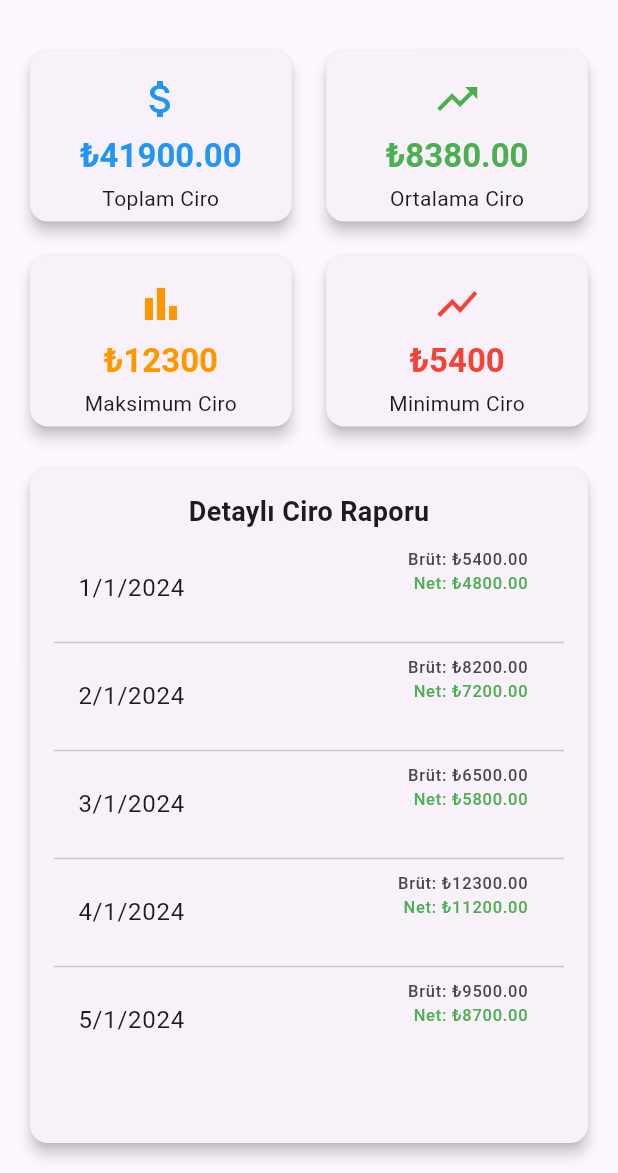
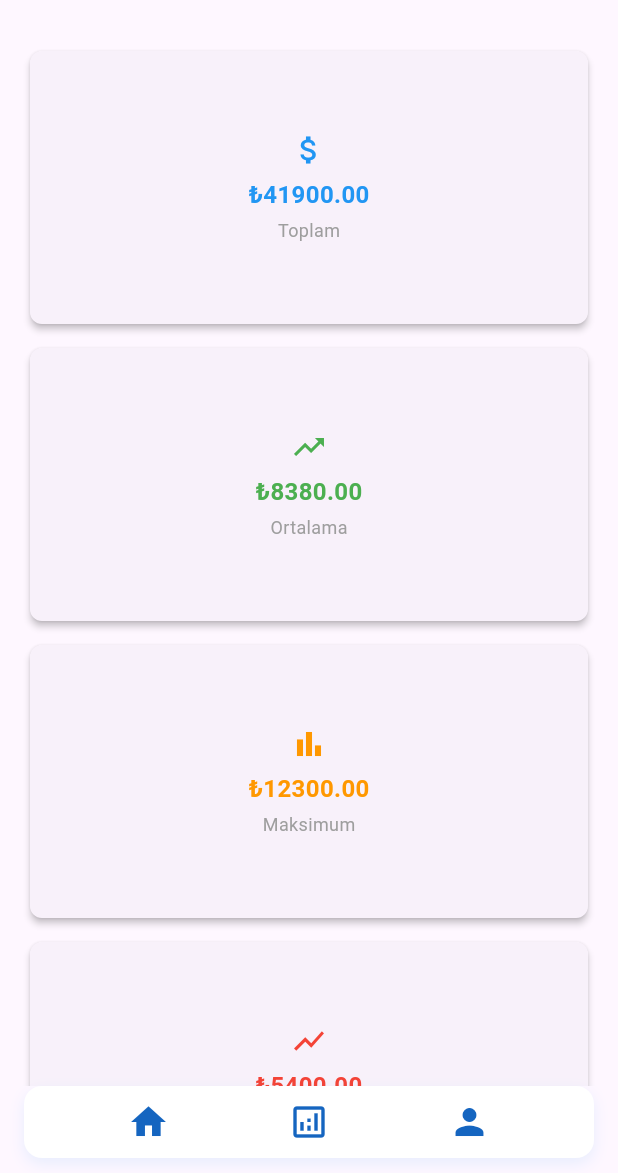
Before and after one commit to eliifgokdemiir/flutter, a Flutter app: the screen it shows after launch, after a tap on the "analytics" icon, on a phone screen of 412 x 824 dp, the part 63-1236 px from its top. Run offline on Flutter 3.47's test engine with Material 3 defaults, Android fonts, the phone set to English and light mode, and no system bars.

Commit message:
dashboard sayfası düzenlendi.

```diff
--- a/state_management/lib/ui/view/dashboard.dart
+++ b/state_management/lib/ui/view/dashboard.dart
@@ -1,5 +1,7 @@
 import 'package:flutter/material.dart';
 import 'package:state_management/ui/view/navbar_menu.dart';
+import 'package:state_management/ui/view/home.dart';
+import 'dart:math';
 
 class Dashboard extends StatefulWidget {
   const Dashboard({super.key});
@@ -46,14 +48,61 @@ class _DashboardState extends State<Dashboard> {
         ],
       ),
       drawer: const NavbarMenu(),
-      body: Padding(
+      body: LayoutBuilder(
+        builder: (context, constraints) {
+          return SingleChildScrollView(
+            child: ConstrainedBox(
+              constraints: BoxConstraints(
+                minHeight: constraints.maxHeight,
+              ),
+              child: Padding(
                 padding: const EdgeInsets.all(16.0),
                 child: Column(
+                  mainAxisSize: MainAxisSize.min,
                   children: [
                     _buildSummaryCards(),
                     const SizedBox(height: 20),
-            Expanded(
-              child: _buildRevenueTable(),
+                    _buildRevenueTable(),
+                  ],
+                ),
+              ),
+            ),
+          );
+        },
+      ),
+      bottomNavigationBar: Container(
+        margin: const EdgeInsets.only(bottom: 10, left: 16, right: 16),
+        decoration: BoxDecoration(
+          color: Colors.white,
+          borderRadius: BorderRadius.circular(12),
+          boxShadow: [
+            BoxShadow(
+              color: Colors.blue.withOpacity(0.1),
+              blurRadius: 8,
+              offset: const Offset(0, 4),
+            ),
+          ],
+        ),
+        child: Row(
+          mainAxisAlignment: MainAxisAlignment.spaceEvenly,
+          children: [
+            IconButton(
+              icon: Icon(Icons.home, color: Colors.blue[800], size: 28),
+              onPressed: () {
+                Navigator.push(
+                  context,
+                  MaterialPageRoute(builder: (context) => const Home()),
+                );
+              },
+            ),
+            IconButton(
+              icon: Icon(Icons.analytics_outlined,
+                  color: Colors.blue[800], size: 28),
+              onPressed: () {},
+            ),
+            IconButton(
+              icon: Icon(Icons.person, color: Colors.blue[800], size: 28),
+              onPressed: () {},
             ),
           ],
         ),
@@ -89,56 +138,90 @@ class _DashboardState extends State<Dashboard> {
     final totalRevenue =
         _revenueData.fold<double>(0, (sum, item) => sum + item.grossRevenue);
     final averageRevenue = totalRevenue / _revenueData.length;
+    final maxRevenue = _revenueData.map((e) => e.grossRevenue).reduce(max);
+    final minRevenue = _revenueData.map((e) => e.grossRevenue).reduce(min);
 
-    return GridView.count(
+    return LayoutBuilder(
+      builder: (context, constraints) {
+        final isSmallScreen = constraints.maxWidth < 400;
+        return GridView.builder(
           shrinkWrap: true,
           physics: const NeverScrollableScrollPhysics(),
-      crossAxisCount: 2,
-      childAspectRatio: 1.5,
-      crossAxisSpacing: 15,
-      mainAxisSpacing: 15,
-      children: [
-        _buildSummaryCard('Toplam Ciro', '₺${totalRevenue.toStringAsFixed(2)}',
-            Icons.attach_money, Colors.blue),
-        _buildSummaryCard(
-            'Ortalama Ciro',
+          gridDelegate: SliverGridDelegateWithFixedCrossAxisCount(
+            crossAxisCount: isSmallScreen ? 1 : 2,
+            childAspectRatio: isSmallScreen ? 2.0 : 1.4,
+            mainAxisSpacing: 8,
+            crossAxisSpacing: 8,
+          ),
+          itemCount: 4,
+          itemBuilder: (context, index) {
+            switch (index) {
+              case 0:
+                return _buildSummaryCard(
+                    'Toplam',
+                    '₺${totalRevenue.toStringAsFixed(2)}',
+                    Icons.attach_money,
+                    Colors.blue);
+              case 1:
+                return _buildSummaryCard(
+                    'Ortalama',
                     '₺${averageRevenue.toStringAsFixed(2)}',
                     Icons.trending_up,
-            Colors.green),
-        _buildSummaryCard(
-            'Maksimum Ciro', '₺12300', Icons.bar_chart, Colors.orange),
-        _buildSummaryCard(
-            'Minimum Ciro', '₺5400', Icons.show_chart, Colors.red),
-      ],
+                    Colors.green);
+              case 2:
+                return _buildSummaryCard(
+                    'Maksimum',
+                    '₺${maxRevenue.toStringAsFixed(2)}',
+                    Icons.bar_chart,
+                    Colors.orange);
+              case 3:
+                return _buildSummaryCard(
+                    'Minimum',
+                    '₺${minRevenue.toStringAsFixed(2)}',
+                    Icons.show_chart,
+                    Colors.red);
+              default:
+                return const SizedBox.shrink();
+            }
+          },
+        );
+      },
     );
   }
 
   Widget _buildSummaryCard(
       String title, String value, IconData icon, Color color) {
     return Card(
-      elevation: 4,
+      elevation: 2,
+      margin: const EdgeInsets.all(4),
       shape: RoundedRectangleBorder(
-        borderRadius: BorderRadius.circular(12.0),
+        borderRadius: BorderRadius.circular(8),
       ),
       child: Padding(
-        padding: const EdgeInsets.all(16.0),
+        padding: const EdgeInsets.symmetric(vertical: 12, horizontal: 8),
         child: Column(
           mainAxisAlignment: MainAxisAlignment.center,
           children: [
-            Icon(icon, size: 32, color: color),
-            const SizedBox(height: 8),
-            Text(
+            Icon(icon, size: 24, color: color),
+            const SizedBox(height: 6),
+            FittedBox(
+              fit: BoxFit.scaleDown,
+              child: Text(
                 value,
-              style: Theme.of(context).textTheme.titleLarge?.copyWith(
+                style: TextStyle(
+                  fontSize: 16,
                   fontWeight: FontWeight.bold,
                   color: color,
+                ),
               ),
             ),
             const SizedBox(height: 4),
             Text(
               title,
-              style: Theme.of(context).textTheme.bodyMedium,
-              textAlign: TextAlign.center,
+              style: const TextStyle(
+                fontSize: 12,
+                color: Colors.grey,
+              ),
             ),
           ],
         ),
@@ -158,8 +241,11 @@ class _DashboardState extends State<Dashboard> {
               style: TextStyle(fontSize: 18, fontWeight: FontWeight.bold),
             ),
             const SizedBox(height: 10),
-            Expanded(
+            SizedBox(
+              height: 200,
               child: ListView.separated(
+                shrinkWrap: true,
+                physics: const NeverScrollableScrollPhysics(),
                 itemCount: _revenueData.length,
                 separatorBuilder: (context, index) => const Divider(),
                 itemBuilder: (context, index) {
--- a/state_management/lib/ui/view/home.dart
+++ b/state_management/lib/ui/view/home.dart
@@ -3,6 +3,7 @@ import 'package:state_management/data/entity/category.dart';
 import 'package:state_management/data/entity/branch.dart';
 import 'package:state_management/ui/view/dashboard.dart';
 import 'package:state_management/ui/view/navbar_menu.dart';
+import 'package:state_management/ui/view/branches.dart';
 
 class Home extends StatefulWidget {
   const Home({super.key});
@@ -260,7 +261,16 @@ class _HomeState extends State<Home> {
   }
 
   Widget _buildBranchCard(Branch branch) {
-    return Container(
+    return InkWell(
+      onTap: () {
+        Navigator.push(
+          context,
+          MaterialPageRoute(
+            builder: (context) => Branches(branch: branch),
+          ),
+        );
+      },
+      child: Container(
         decoration: BoxDecoration(
           color: Colors.white,
           borderRadius: BorderRadius.circular(12),
@@ -326,6 +336,7 @@ class _HomeState extends State<Home> {
             ),
           ],
         ),
+      ),
     );
   }
 }
--- a/state_management/lib/ui/view/navbar_menu.dart
+++ b/state_management/lib/ui/view/navbar_menu.dart
@@ -1,4 +1,5 @@
 import 'package:flutter/material.dart';
+import 'package:state_management/ui/view/branches.dart';
 import 'package:state_management/ui/view/dashboard.dart';
 import 'package:state_management/ui/view/home.dart';
 
@@ -40,7 +41,7 @@ class NavbarMenu extends StatelessWidget {
                 _buildMenuItem(
                     Icons.analytics, 'Raporlar', context, const Dashboard()),
                 _buildMenuItem(
-                    Icons.business, 'Şubeler', context, const Dashboard()),
+                    Icons.business, 'Şubeler', context, const Home()),
                 _buildMenuItem(
                     Icons.person, 'Profil', context, const Dashboard()),
                 _buildMenuItem(
```
Also changed, not shown: state_management/lib/ui/view/branches.dart (added, +70 -0 lines). Lines whose indentation alone changed are shown as unchanged.
